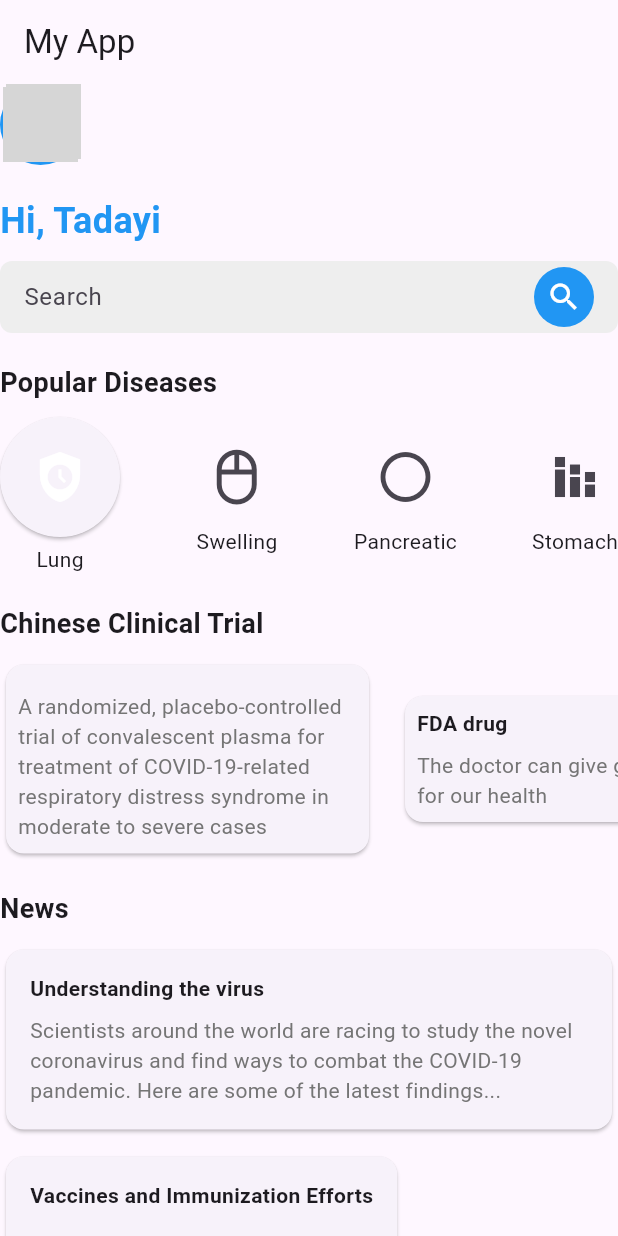
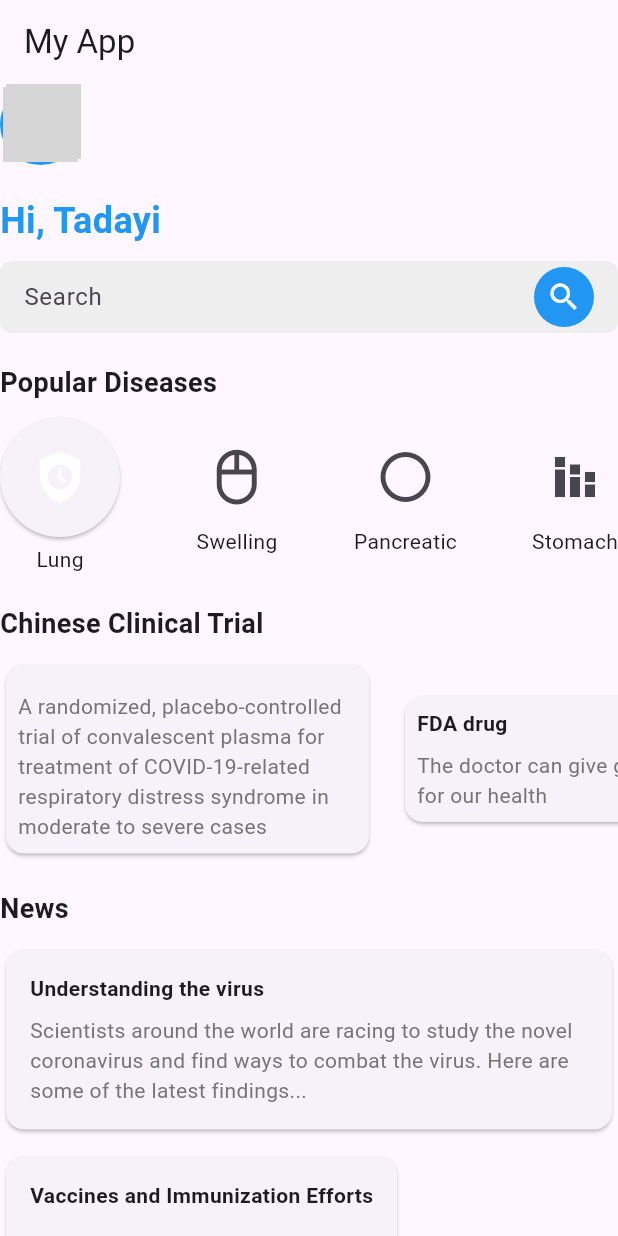
Before and after one commit to Abrorov-javohir/hospital, a Flutter app: the screen it shows after launch, on a phone screen of 412 x 824 dp. Run offline on Flutter 3.47's test engine with Material 3 defaults, Android fonts, the phone set to English and light mode, and no system bars; network calls fail; grey boxes are pictures that could not be loaded.

Commit message:
little change

```diff
--- a/lib/main.dart
+++ b/lib/main.dart
@@ -308,7 +308,7 @@ class MyApp extends StatelessWidget {
                                 ),
                                 SizedBox(height: 8),
                                 Text(
-                                  'Scientists around the world are racing to study the novel coronavirus and find ways to combat the COVID-19 pandemic. Here are some of the latest findings...',
+                                  'Scientists around the world are racing to study the novel coronavirus and find ways to combat the virus. Here are some of the latest findings...',
                                   style: TextStyle(
                                     color: Colors.grey[600],
                                   ),
```
